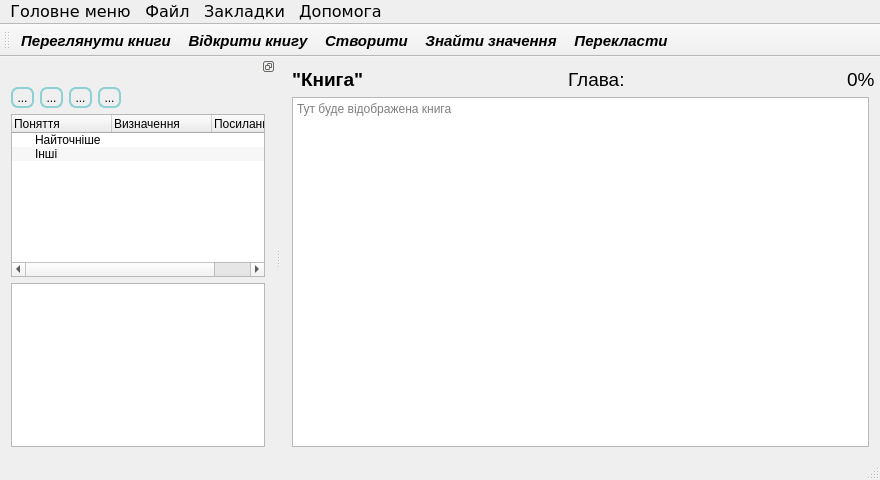
EugeneYarem/ExplanatoryFB2ReaderW, file ExplanatoryFB2Reader/mainwindow.ui: the form before one commit.
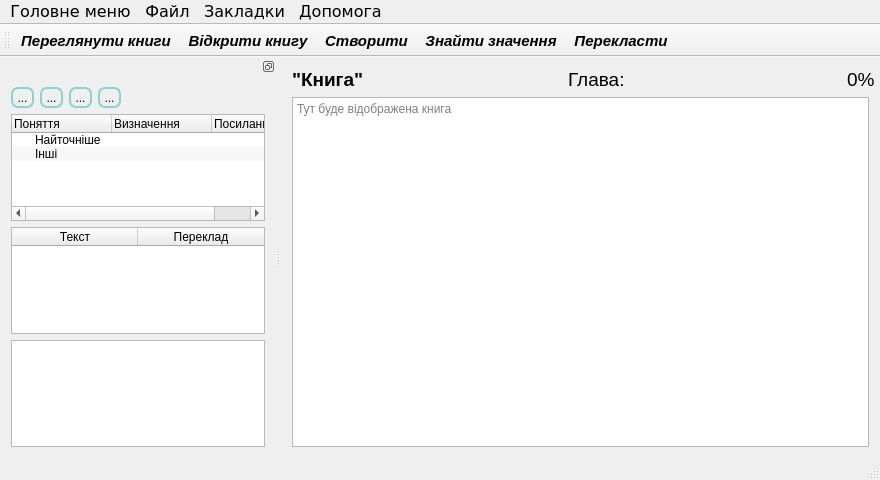
The form after the commit. Icons and pictures are not drawn.

Commit message: Some improvements have been added

```diff
--- a/ExplanatoryFB2Reader/mainwindow.ui
+++ b/ExplanatoryFB2Reader/mainwindow.ui
@@ -597,6 +597,35 @@
        </item>
       </widget>
      </item>
+     <item>
+      <widget class="QTableWidget" name="tableWidgeTranslations">
+       <property name="editTriggers">
+        <set>QAbstractItemView::NoEditTriggers</set>
+       </property>
+       <property name="sortingEnabled">
+        <bool>true</bool>
+       </property>
+       <property name="columnCount">
+        <number>2</number>
+       </property>
+       <attribute name="horizontalHeaderDefaultSectionSize">
+        <number>126</number>
+       </attribute>
+       <attribute name="verticalHeaderDefaultSectionSize">
+        <number>60</number>
+       </attribute>
+       <column>
+        <property name="text">
+         <string>Текст</string>
+        </property>
+       </column>
+       <column>
+        <property name="text">
+         <string>Переклад</string>
+        </property>
+       </column>
+      </widget>
+     </item>
      <item>
       <widget class="QListWidget" name="listWidget">
        <property name="sizePolicy">
@@ -605,6 +634,12 @@
          <verstretch>0</verstretch>
         </sizepolicy>
        </property>
+       <property name="minimumSize">
+        <size>
+         <width>254</width>
+         <height>0</height>
+        </size>
+       </property>
       </widget>
      </item>
     </layout>
```
Left out of the diff: 2 changed lines with no effect on the pictures. The commit also changes 2 other files.
